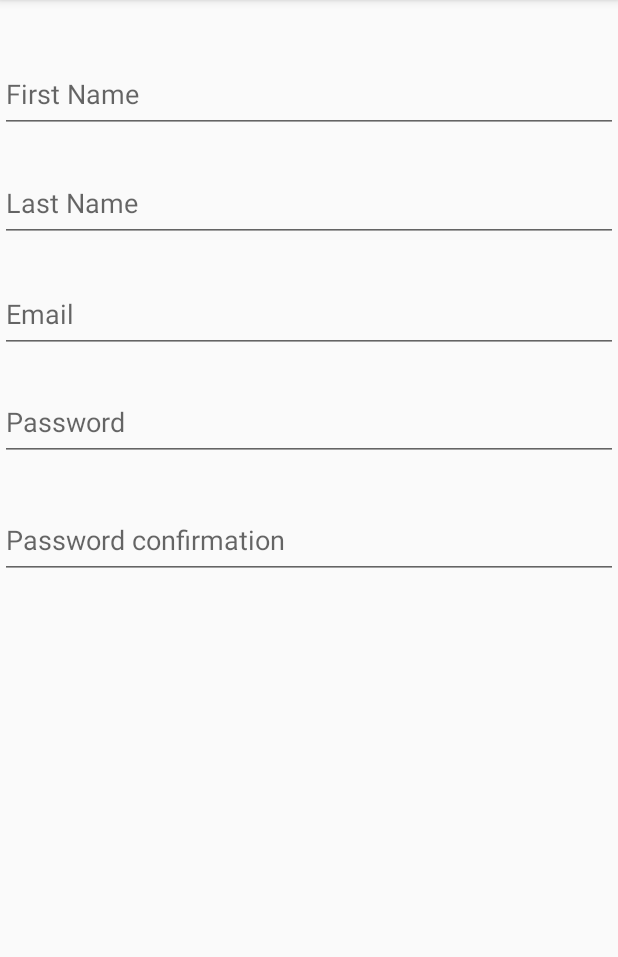
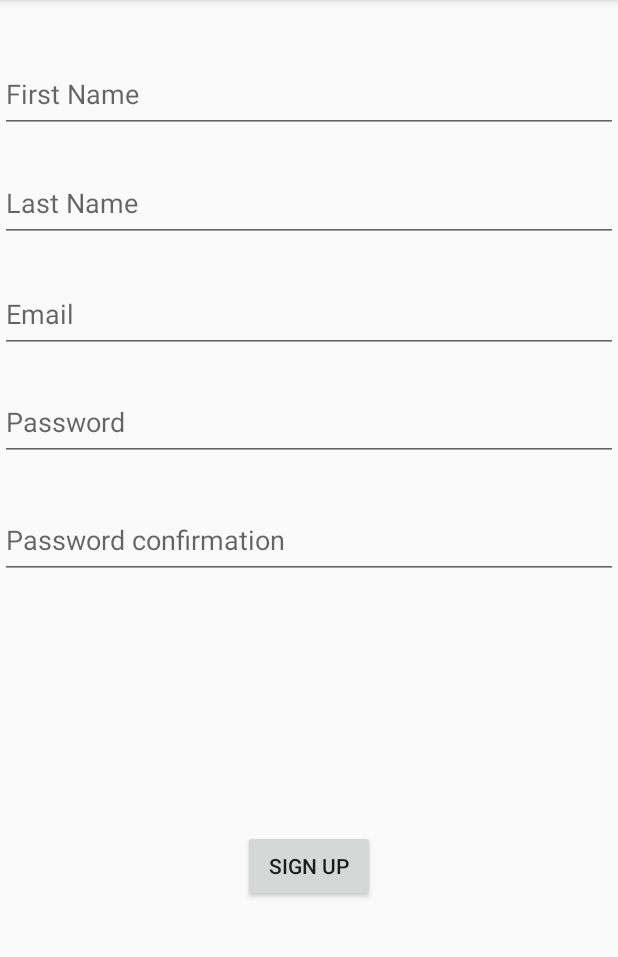
Before and after one commit to NguyenRichard/DevMobile, an Android app: the screen it shows after launch (AuthenticationActivity), after a tap on "SIGN UP", on a phone screen of 412 x 824 dp, the part 84-1041 px from its top. Run offline under Robolectric (Android 15) with nearby library versions, the phone set to English and light mode, and no system bars.

Commit message:
Sign up but toast not working

```diff
--- a/app/src/main/java/com/rng/tpapp/TokenResponse.kt
+++ b/app/src/main/java/com/rng/tpapp/TokenResponse.kt
@@ -1,5 +1,7 @@
 package com.rng.tpapp
 
+import com.squareup.moshi.Json
+
 data class TokenResponse(
-    val token: String=""
+    @Json(name = "token")val token: String=""
 )
--- a/app/src/main/java/network/UserService.kt
+++ b/app/src/main/java/network/UserService.kt
@@ -1,6 +1,7 @@
 package network
 
 import com.rng.tpapp.LoginForm
+import com.rng.tpapp.SignupForm
 import com.rng.tpapp.TokenResponse
 import okhttp3.MultipartBody
 import retrofit2.Response
@@ -16,4 +17,7 @@ interface UserService {
 
     @POST("users/login")
     suspend fun login(@Body user: LoginForm): Response<TokenResponse>
+
+    @POST("users/sign_up")
+    suspend fun signup(@Body user: SignupForm): Response<TokenResponse>
 }
--- a/app/src/main/res/layout/fragment_signup.xml
+++ b/app/src/main/res/layout/fragment_signup.xml
@@ -56,5 +56,15 @@
         app:layout_constraintTop_toBottomOf="@+id/text_input_email"
         app:layout_constraintVertical_bias="0.205" />
 
+    <Button
+        android:id="@+id/signup_button"
+        android:layout_width="wrap_content"
+        android:layout_height="wrap_content"
+        android:text="Sign Up"
+        app:layout_constraintBottom_toBottomOf="parent"
+        app:layout_constraintEnd_toEndOf="parent"
+        app:layout_constraintStart_toStartOf="parent"
+        app:layout_constraintTop_toBottomOf="@+id/text_input_password_confirmation" />
+
 
 </androidx.constraintlayout.widget.ConstraintLayout>
```
Also changed, not shown: app/src/main/java/com/rng/tpapp/SignupForm.kt (added, +13 -0 lines), app/src/main/java/com/rng/tpapp/SignupFragment.kt (+49 -3 lines).
